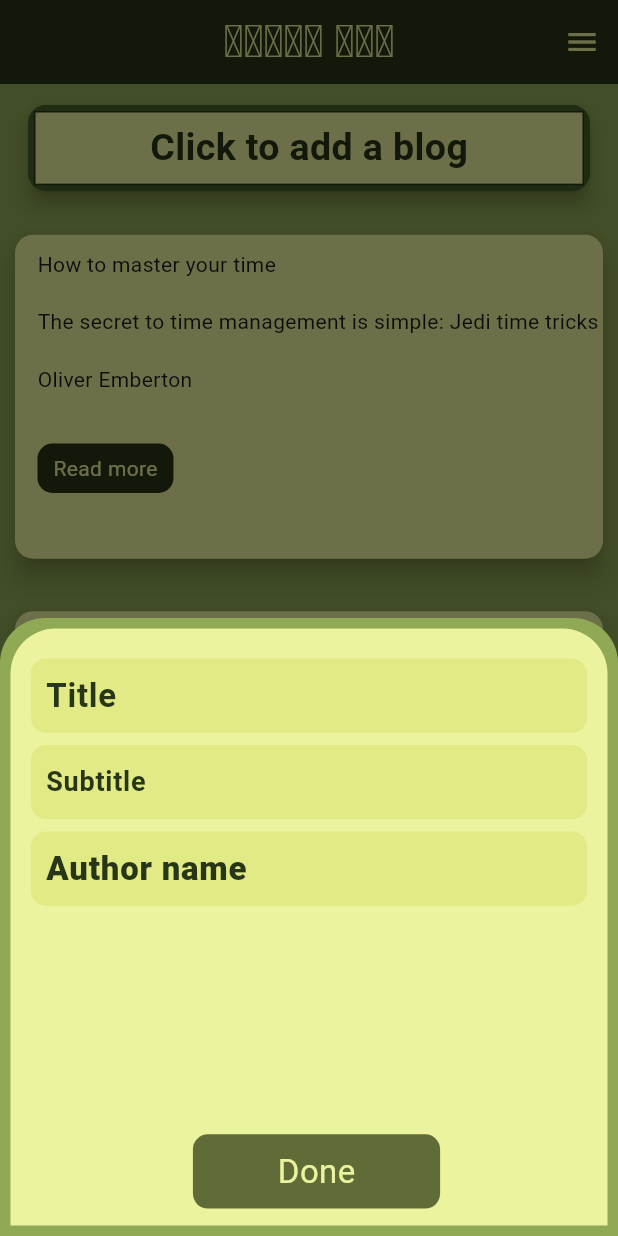
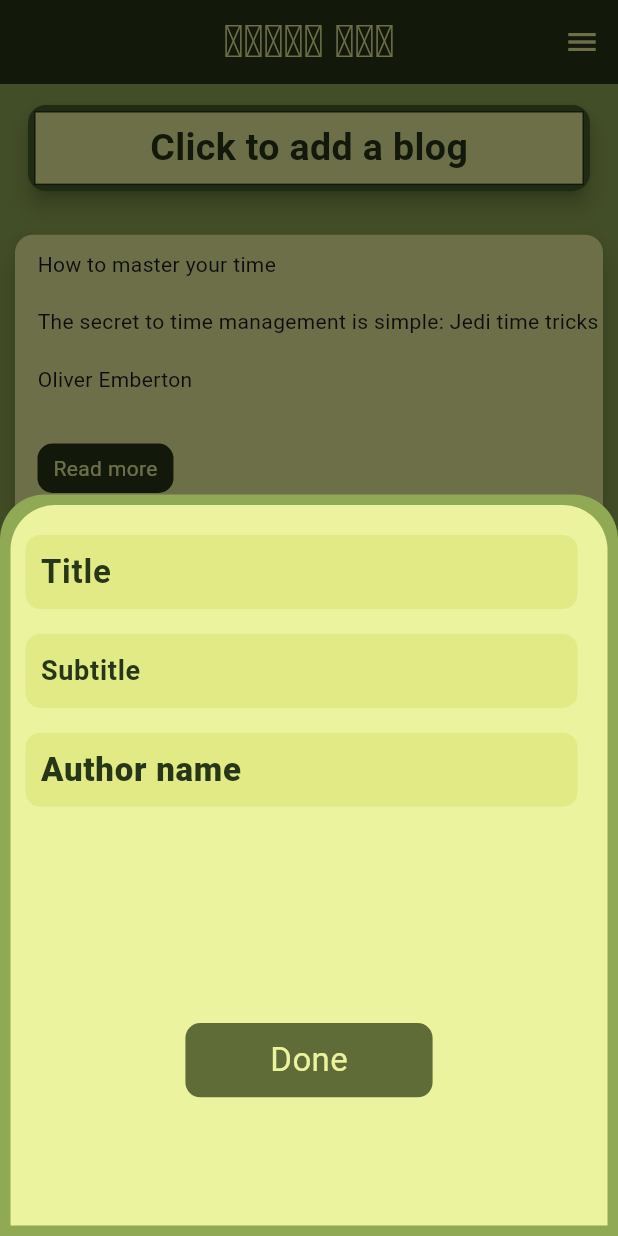
Before and after one commit to NetflixUser22232/blog_app_flutter, a Flutter app: the screen it shows after launch, after a tap on "Click to add a blog", on a phone screen of 412 x 824 dp. Run offline on Flutter 3.47's test engine with Material 3 defaults, Android fonts, the phone set to English and light mode, and no system bars; our stand-ins replace flutter_rating_bar.

Commit message:
Minor changes

```diff
--- a/lib/pages/secondary_page.dart
+++ b/lib/pages/secondary_page.dart
@@ -1,5 +1,4 @@
 import 'package:blog_app_flutter/pages/main_page.dart';
-import 'package:flutter/cupertino.dart';
 import 'package:flutter/material.dart';
 import 'package:flutter_rating_bar/flutter_rating_bar.dart';
 
--- a/lib/widgets/add_blog_bottom_sheet.dart
+++ b/lib/widgets/add_blog_bottom_sheet.dart
@@ -1,37 +1,80 @@
+import 'package:blog_app_flutter/model/blog_model.dart';
 import 'package:blog_app_flutter/widgets/form_field_bottom_sheet.dart';
 import 'package:flutter/material.dart';
 
-class AddBlogBottomSheet extends StatelessWidget {
+class AddBlogBottomSheet extends StatefulWidget {
   const AddBlogBottomSheet({super.key});
 
   @override
-  static Future<Scaffold> show(BuildContext context) async {
+  State<AddBlogBottomSheet> createState() => _AddBlogBottomSheetState();
+}
+
+class _AddBlogBottomSheetState extends State<AddBlogBottomSheet> {
+  final _formKey = GlobalKey<FormState>(); // Form key for validation
+  final _titleController = TextEditingController();
+  final _subtitleController = TextEditingController();
+  final _authorNameController = TextEditingController();
+
+  @override
+  void dispose() {
+    _titleController.dispose();
+    _subtitleController.dispose();
+    _authorNameController.dispose();
+    super.dispose();
+  }
+
+  // Simple validation function
+  String? _validateField(String? value, String fieldName) {
+    if (value == null || value.trim().isEmpty) {
+      return 'Please enter $fieldName'; // This shows below the field
+    }
+    return null; // Return null if valid
+  }
+
+  void _addToBlogList() {
+    // This will automatically validate all fields and show errors
+    if (_formKey.currentState!.validate()) {
+      // Only executed if ALL fields are valid
+      BlogModel newBlog = BlogModel(
+        title: _titleController.text,
+        subtitle: _subtitleController.text,
+        authorName: _authorNameController.text,
+      );
+
+      blog.add(newBlog);
+
+      Navigator.of(context).pop();
+      ScaffoldMessenger.of(context).showSnackBar(
+        SnackBar(
+          backgroundColor: Color(0xFF606c38),
+          content: Text(
+            "Blog added successfully!",
+            style: TextStyle(color: Color(0xFFecf39e)),
+          ),
+        ),
+      );
+    }
+    // If validation fails, errors automatically show below each field
+  }
+
+  @override
+  Widget build(BuildContext context) {
     var size = MediaQuery.of(context).size;
     var width = size.width;
     var height = size.height;
-    return Scaffold(
-      body: await showModalBottomSheet(
-        enableDrag: true,
-        context: context,
-        isScrollControlled: true,
-        backgroundColor: Colors.transparent,
-        builder: (BuildContext context) {
+
     return Container(
       width: width,
-            height: height * 0.5,
+      height: height * 0.6, // Increased height for error messages
       decoration: BoxDecoration(
         borderRadius: BorderRadius.only(
           topLeft: Radius.circular(30),
           topRight: Radius.circular(30),
         ),
-              color:
-                  //  Color(0xFFecf39e),
-                  Color(0xFF90a955),
+        color: Color(0xFF90a955),
       ),
       child: Container(
         margin: EdgeInsets.all(7),
-              width: width * 0.7,
-              height: height,
         decoration: BoxDecoration(
           color: Color(0xFFecf39e),
           borderRadius: BorderRadius.only(
@@ -40,42 +83,47 @@ class AddBlogBottomSheet extends StatelessWidget {
           ),
         ),
         child: Padding(
-                padding: const EdgeInsets.only(left: 10, top: 20),
+          padding: const EdgeInsets.only(left: 10, top: 20, right: 10),
+          child: Form(
+            // Wrap with Form widget
+            key: _formKey, // Attach the form key
             child: Column(
               children: [
+                // Title field with validation
                 FormFieldBottomSheet(
+                  controller: _titleController,
                   hintText: "Title",
                   fontSize: 22,
                   fontWeight: FontWeight.bold,
+                  validator: (value) =>
+                      _validateField(value, 'title'), // Add validator
                 ),
-                    SizedBox(height: height * 0.01),
+                SizedBox(height: height * 0.02),
+
+                // Subtitle field with validation
                 FormFieldBottomSheet(
+                  controller: _subtitleController,
                   hintText: "Subtitle",
                   fontSize: 18,
                   fontWeight: FontWeight.w700,
+                  validator: (value) =>
+                      _validateField(value, 'subtitle'), // Add validator
                 ),
-                    SizedBox(height: height * 0.01),
+                SizedBox(height: height * 0.02),
+
+                // Author field with validation
                 FormFieldBottomSheet(
+                  controller: _authorNameController,
                   hintText: "Author name",
                   fontSize: 22,
                   fontWeight: FontWeight.w800,
+                  validator: (value) =>
+                      _validateField(value, 'author name'), // Add validator
                 ),
-                    SizedBox(height: height * 0.185),
+
+                SizedBox(height: height * 0.175),
                 GestureDetector(
-                      onTap: () {
-                        Navigator.of(context).pop();
-                        ScaffoldMessenger.of(context).showSnackBar(
-                          SnackBar(
-                            backgroundColor: Color(0xFF606c38),
-                            content: const Center(
-                              child: Text(
-                                "You have successfully added a blog!",
-                                style: TextStyle(color: Color(0xFFecf39e)),
-                              ),
-                            ),
-                          ),
-                        );
-                      },
+                  onTap: _addToBlogList, // This will trigger validation
                   child: Container(
                     width: width * 0.4,
                     height: height * 0.06,
@@ -84,7 +132,7 @@ class AddBlogBottomSheet extends StatelessWidget {
                       color: Color(0xFF606c38),
                     ),
                     child: Center(
-                          child: const Text(
+                      child: Text(
                         "Done",
                         style: TextStyle(
                           color: Color(0xFFecf39e),
@@ -98,14 +146,7 @@ class AddBlogBottomSheet extends StatelessWidget {
             ),
           ),
         ),
-          );
-        },
       ),
     );
   }
-
-  @override
-  Widget build(BuildContext context) {
-    return const Placeholder();
 }
-}
--- a/lib/widgets/add_blog_container.dart
+++ b/lib/widgets/add_blog_container.dart
@@ -14,11 +14,18 @@ class _AddBlogContainerState extends State<AddBlogContainer> {
     var size = MediaQuery.of(context).size;
     var width = size.width;
     var height = size.height;
+
     return Padding(
       padding: const EdgeInsets.only(top: 10),
       child: GestureDetector(
         onTap: () {
-          AddBlogBottomSheet.show(context);
+          // ✅ FIXED: Use showModalBottomSheet directly
+          showModalBottomSheet(
+            context: context,
+            isScrollControlled: true,
+            backgroundColor: Colors.transparent,
+            builder: (context) => AddBlogBottomSheet(),
+          );
         },
         child: Card(
           elevation: 5,
@@ -44,7 +51,16 @@ class _AddBlogContainerState extends State<AddBlogContainer> {
                   fontWeight: FontWeight.bold,
                 ),
               ),
-              // GestureDetector(
+            ),
+          ),
+        ),
+      ),
+    );
+  }
+}
+
+
+// GestureDetector(
               //   child: Container(
               //     // margin: EdgeInsets.only(top: 5, bottom: 5, left: 40, right: 50),
               //     width: width * 0.4,
@@ -62,16 +78,3 @@ class _AddBlogContainerState extends State<AddBlogContainer> {
               //     ),
               //   ),
               // ),
-            ),
-          ),
-        ),
-      ),
-    );
-
-    // Scaffold(
-    //   backgroundColor: Colors.grey,
-    //   body:
-
-    // );
-  }
-}
--- a/lib/widgets/form_field_bottom_sheet.dart
+++ b/lib/widgets/form_field_bottom_sheet.dart
@@ -6,6 +6,8 @@ class FormFieldBottomSheet extends StatelessWidget {
   Color hintStyleColor;
   final double fontSize;
   final FontWeight fontWeight;
+  final TextEditingController controller;
+  final String? Function(String?)? validator;
 
   FormFieldBottomSheet({
     super.key,
@@ -14,6 +16,8 @@ class FormFieldBottomSheet extends StatelessWidget {
     this.hintStyleColor = const Color(0xFF283618),
     required this.fontSize,
     required this.fontWeight,
+    required this.controller,
+    required this.validator,
   });
 
   @override
@@ -31,6 +35,8 @@ class FormFieldBottomSheet extends StatelessWidget {
         borderRadius: BorderRadius.circular(10),
       ),
       child: TextFormField(
+        validator: validator,
+        controller: controller,
         cursorColor: cursorColor,
         decoration: InputDecoration(
           border: InputBorder.none,
```
Lines whose indentation alone changed are shown as unchanged.
